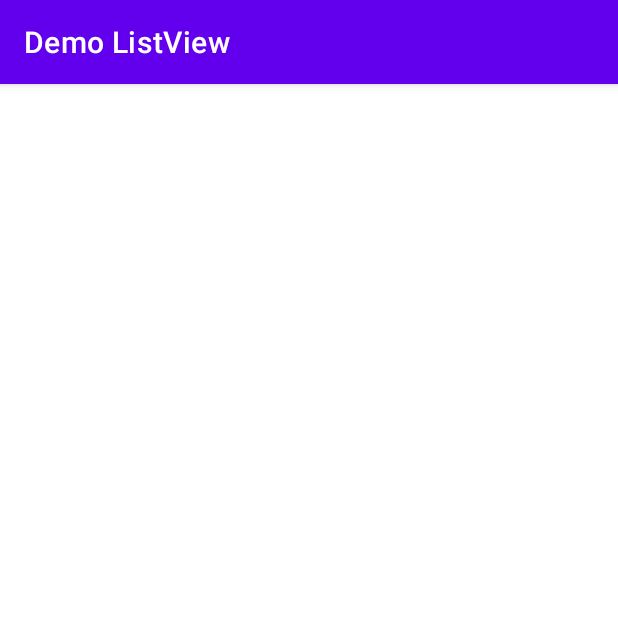
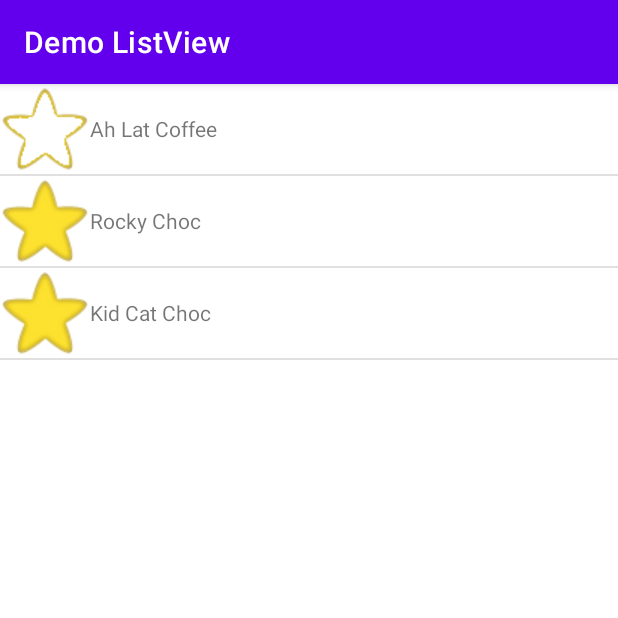
Before and after one commit to vincentneo/C347_L1_DemoListView, an Android app: the screen it shows after launch (MainActivity), on a phone screen of 412 x 824 dp, the top half of it. Run offline under Robolectric (Android 15) with nearby library versions, the phone set to English and light mode, and no system bars.

```diff
--- /dev/null
+++ b/app/src/main/java/sg/edu/rp/c347/id19007966/demolistview/Food.java
@@ -0,0 +1,19 @@
+package sg.edu.rp.c347.id19007966.demolistview;
+
+public class Food {
+    private String name;
+    private boolean star;
+
+    public Food(String name, boolean star) {
+        this.star = star;
+        this.name = name;
+    }
+
+    public String getName() {
+        return name;
+    }
+
+    public boolean isStar() {
+        return star;
+    }
+}
--- /dev/null
+++ b/app/src/main/java/sg/edu/rp/c347/id19007966/demolistview/FoodAdapter.java
@@ -0,0 +1,49 @@
+package sg.edu.rp.c347.id19007966.demolistview;
+
+import android.content.Context;
+import android.view.LayoutInflater;
+import android.view.View;
+import android.view.ViewGroup;
+import android.widget.ArrayAdapter;
+import android.widget.ImageView;
+import android.widget.TextView;
+
+import androidx.annotation.NonNull;
+import androidx.annotation.Nullable;
+
+import java.util.ArrayList;
+
+public class FoodAdapter extends ArrayAdapter<Food> {
+    private ArrayList<Food> food;
+    private Context context;
+    private TextView tvFoodName;
+    private ImageView ivStar;
+
+    public FoodAdapter(Context context, int resource, ArrayList<Food> objects) {
+        super(context, resource, objects);
+        food = objects;
+        this.context = context;
+    }
+
+    @NonNull
+    @Override
+    public View getView(int position, @Nullable View convertView, @NonNull ViewGroup parent) {
+        LayoutInflater inflater = (LayoutInflater) context.getSystemService(Context.LAYOUT_INFLATER_SERVICE);
+        View rowView = inflater.inflate(R.layout.row, parent, false);
+
+        tvFoodName = rowView.findViewById(R.id.tvFoodName);
+        ivStar = rowView.findViewById(R.id.ivStar);
+
+        Food currentFood = food.get(position);
+
+        tvFoodName.setText(currentFood.getName());
+
+        if (currentFood.isStar()) {
+            ivStar.setImageResource(R.drawable.star);
+        }
+        else {
+            ivStar.setImageResource(R.drawable.nostar);
+        }
+        return rowView;
+    }
+}
--- a/app/src/main/java/sg/edu/rp/c347/id19007966/demolistview/MainActivity.java
+++ b/app/src/main/java/sg/edu/rp/c347/id19007966/demolistview/MainActivity.java
@@ -3,12 +3,45 @@ package sg.edu.rp.c347.id19007966.demolistview;
 import androidx.appcompat.app.AppCompatActivity;
 
 import android.os.Bundle;
+import android.view.View;
+import android.widget.AdapterView;
+import android.widget.ArrayAdapter;
+import android.widget.ListView;
+import android.widget.Toast;
+
+import java.util.ArrayList;
 
 public class MainActivity extends AppCompatActivity {
+
+    ListView listView;
+    ArrayAdapter adapter;
+    ArrayList<Food> foods;
 
     @Override
     protected void onCreate(Bundle savedInstanceState) {
         super.onCreate(savedInstanceState);
         setContentView(R.layout.activity_main);
+
+        listView = findViewById(R.id.lvFood);
+
+        foods = new ArrayList<>();
+        foods.add(new Food("Ah Lat Coffee", false));
+        foods.add(new Food("Rocky Choc", true));
+        foods.add(new Food("Kid Cat Choc", true));
+
+        adapter = new FoodAdapter(this, R.layout.row, foods);
+
+        listView.setAdapter(adapter);
+
+        listView.setOnItemClickListener(new AdapterView.OnItemClickListener() {
+            @Override
+            public void onItemClick(AdapterView<?> adapterView, View view, int i, long l) {
+                Food selected = foods.get(i);
+
+                Toast.makeText(MainActivity.this,
+                        selected.getName() + " Star: " + selected.isStar(),
+                        Toast.LENGTH_LONG).show();
+            }
+        });
     }
 }
--- a/app/src/main/res/layout/activity_main.xml
+++ b/app/src/main/res/layout/activity_main.xml
@@ -4,8 +4,12 @@
     xmlns:tools="http://schemas.android.com/tools"
     android:layout_width="match_parent"
     android:layout_height="match_parent"
+    android:orientation="vertical"
     tools:context=".MainActivity">
 
 
-
+    <ListView
+        android:id="@+id/lvFood"
+        android:layout_width="match_parent"
+        android:layout_height="match_parent" />
 </LinearLayout>
--- /dev/null
+++ b/app/src/main/res/layout/row.xml
@@ -0,0 +1,20 @@
+<?xml version="1.0" encoding="utf-8"?>
+<LinearLayout xmlns:android="http://schemas.android.com/apk/res/android"
+    xmlns:app="http://schemas.android.com/apk/res-auto"
+    android:layout_width="match_parent"
+    android:layout_height="match_parent"
+    android:orientation="horizontal">
+
+    <ImageView
+        android:id="@+id/ivStar"
+        android:layout_width="wrap_content"
+        android:layout_height="wrap_content"
+        android:layout_gravity="center" />
+
+    <TextView
+        android:id="@+id/tvFoodName"
+        android:layout_width="match_parent"
+        android:layout_height="wrap_content"
+        android:layout_gravity="center"
+        android:text="TextView" />
+</LinearLayout>
```
Also changed, not shown: app/src/main/res/drawable/nostar.png (added), app/src/main/res/drawable/star.png (added).
